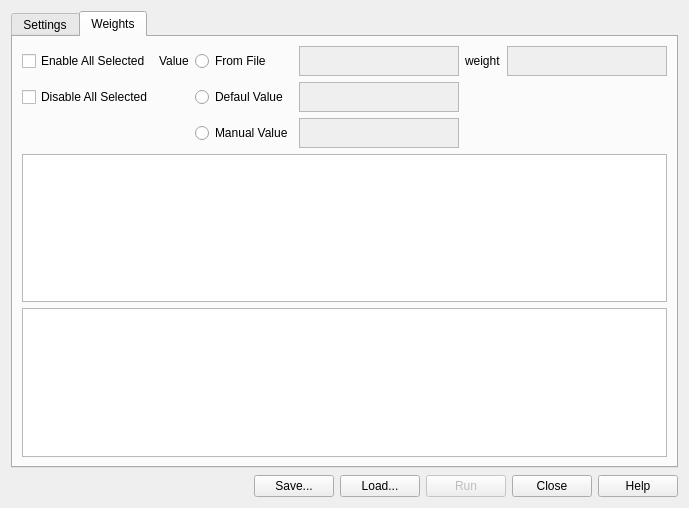
The window that Gui/vsWidgets/vsInverseKinematicsUI.ui (ia-dev/opensimQt) describes before a commit, drawn with Qt 5.
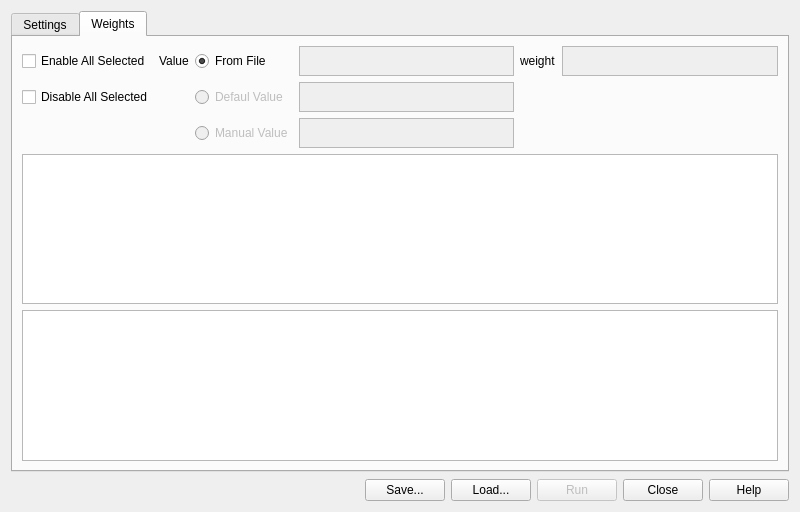
The same window after the commit.

What changed in the file:
```diff
--- a/Gui/vsWidgets/vsInverseKinematicsUI.ui
+++ b/Gui/vsWidgets/vsInverseKinematicsUI.ui
@@ -6,8 +6,8 @@
    <rect>
     <x>0</x>
     <y>0</y>
-    <width>689</width>
-    <height>508</height>
+    <width>800</width>
+    <height>512</height>
    </rect>
   </property>
   <property name="windowTitle">
@@ -368,6 +368,9 @@
            <property name="text">
             <string>From File</string>
            </property>
+           <property name="checked">
+            <bool>true</bool>
+           </property>
           </widget>
          </item>
          <item row="1" column="0">
@@ -379,6 +382,9 @@
          </item>
          <item row="2" column="2">
           <widget class="QRadioButton" name="manualValueRB">
+           <property name="enabled">
+            <bool>false</bool>
+           </property>
            <property name="text">
             <string>Manual Value</string>
            </property>
@@ -386,6 +392,9 @@
          </item>
          <item row="1" column="2">
           <widget class="QRadioButton" name="defaultValueRB">
+           <property name="enabled">
+            <bool>false</bool>
+           </property>
            <property name="text">
             <string>Defaul Value</string>
            </property>
```
Left out of the diff: 2 changed lines with no effect on the pictures.
